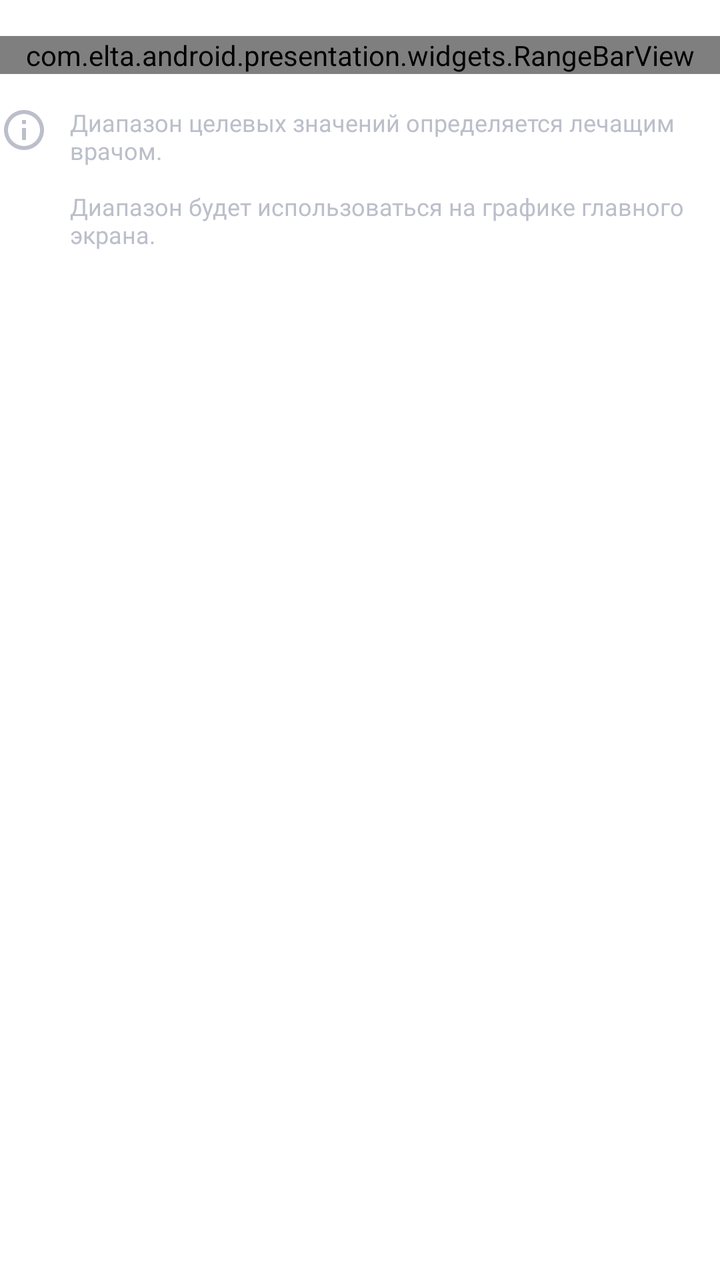
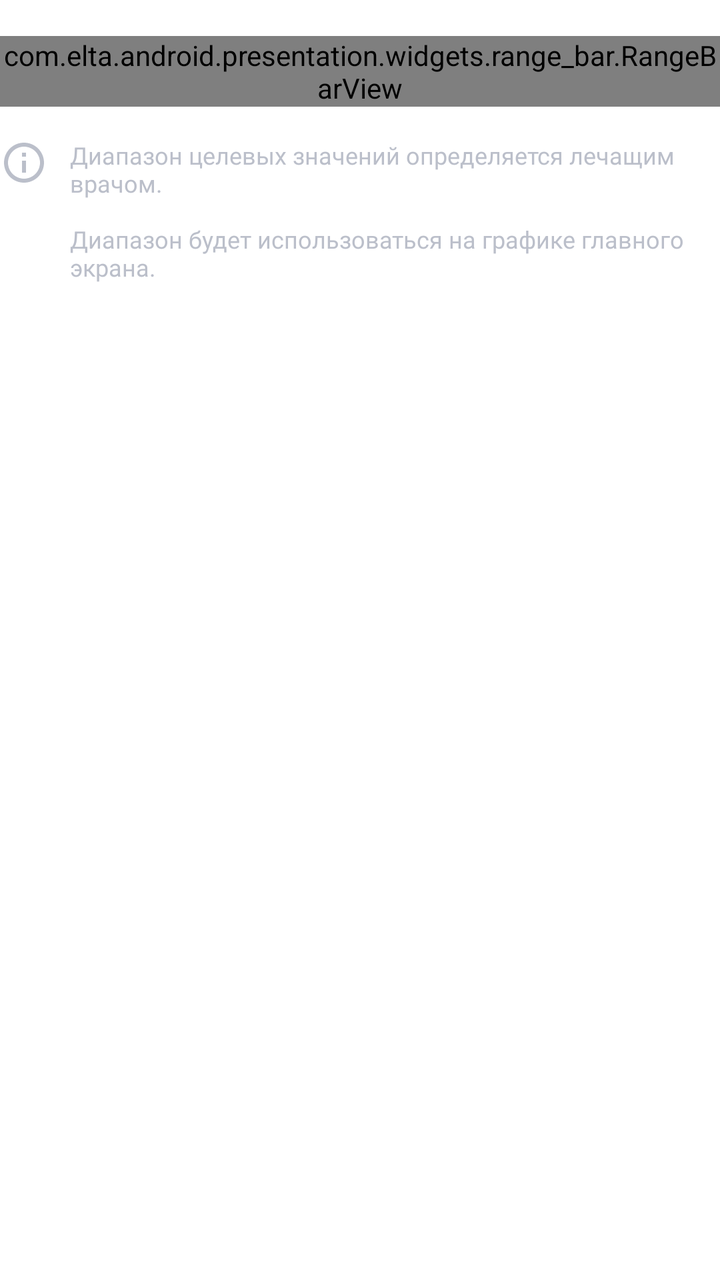

Compare the two renders of this Android layout. The source of the first and the diff that turns it into the second are given below.
<!-- AndroidManifest.xml: another module's application theme AppTheme -->
<!-- res/layout/layout_settings_dialog_glucose.xml -->
<?xml version="1.0" encoding="utf-8"?>
<LinearLayout xmlns:android="http://schemas.android.com/apk/res/android"
    xmlns:app="http://schemas.android.com/apk/res-auto"
    android:id="@+id/glucoseRangeContentView"
    android:layout_width="match_parent"
    android:layout_height="wrap_content"
    android:orientation="vertical"
    android:paddingTop="18dp"
    android:paddingBottom="39dp">

    <com.elta.android.presentation.widgets.RangeBarView
        android:layout_width="match_parent"
        android:layout_height="wrap_content" />

    <LinearLayout
        android:layout_width="match_parent"
        android:layout_height="wrap_content"
        android:layout_marginTop="16dp"
        android:orientation="horizontal">

        <android.support.v7.widget.AppCompatImageView
            android:layout_width="wrap_content"
            android:layout_height="wrap_content"
            app:srcCompat="@drawable/ic_info" />

        <android.support.v7.widget.AppCompatTextView
            style="@style/New.Caption1.ShadeBlack2"
            android:layout_width="wrap_content"
            android:layout_height="wrap_content"
            android:layout_marginStart="11dp"
            android:text="@string/profile_settings_dialog_glucose_hint" />
    </LinearLayout>

</LinearLayout>
<!-- resources referenced by this layout -->
<resources>
  <!-- drawable ic_info (drawable) -->
  <vector xmlns:android="http://schemas.android.com/apk/res/android"
      android:width="24dp"
      android:height="24dp"
      android:viewportWidth="24"
      android:viewportHeight="24">
    <path
        android:pathData="M11,17h2v-6h-2v6zM12,2C6.48,2 2,6.48 2,12s4.48,10 10,10 10,-4.48 10,-10S17.52,2 12,2zM12,20c-4.41,0 -8,-3.59 -8,-8s3.59,-8 8,-8 8,3.59 8,8 -3.59,8 -8,8zM11,9h2L13,7h-2v2z"
        android:fillColor="#BBBFCA"
        android:fillType="nonZero"/>
  </vector>
  <string name="profile_settings_dialog_glucose_hint">Диапазон целевых значений определяется лечащим врачом.\n\nДиапазон будет использоваться на графике главного экрана.</string>
  <style name="New.Caption1.ShadeBlack2">
          <item name="android:textColor">@color/shade_black2</item>
      </style>
  <style name="AppTheme" parent="Theme.AppCompat.Light.NoActionBar">
          <item name="colorPrimary">@color/colorPrimary</item>
          <item name="colorPrimaryDark">@color/colorPrimaryDark</item>
          <item name="colorAccent">@color/colorAccent</item>
          <item name="android:windowBackground">@color/color_window_background</item>
          <item name="bottomSheetDialogTheme">@style/BottomSheetTransparentStyle</item>
          <item name="actionMenuTextAppearance">@style/New.Button3.White</item>
          <item name="actionMenuTextColor">@color/white</item>
      </style>
  <color name="shade_black2">#bbbfca</color>
  <color name="colorPrimary">@color/white</color>
  <color name="colorPrimaryDark">#f3f2f2</color>
  <color name="colorAccent">@color/shade_g_green_a</color>
  <color name="color_window_background">@color/white</color>
  <style name="BottomSheetTransparentStyle" parent="Theme.Design.BottomSheetDialog">
          <item name="android:windowAnimationStyle">@null</item>
          <item name="android:colorBackground">@android:color/transparent</item>
          <item name="android:backgroundDimEnabled">false</item>
      </style>
  <style name="New.Button3.White">
          <item name="android:textColor">@color/white</item>
      </style>
  <color name="white">#ffffff</color>
  <color name="shade_g_green_a">#3ec9a8</color>
</resources>

<!-- the commit's change to res/layout/layout_settings_dialog_glucose.xml (unified diff, before → after) -->
@@ -8,9 +8,13 @@
     android:paddingTop="18dp"
     android:paddingBottom="39dp">
 
-    <com.elta.android.presentation.widgets.RangeBarView
+    <com.elta.android.presentation.widgets.range_bar.RangeBarView
+        android:id="@+id/glucoseRangeBarView"
         android:layout_width="match_parent"
-        android:layout_height="wrap_content" />
+        android:layout_height="wrap_content"
+        app:rbv_fraction_digits_count="1"
+        app:rbv_range_end="20.0"
+        app:rbv_range_start="1.0" />
 
     <LinearLayout
         android:layout_width="match_parent"
